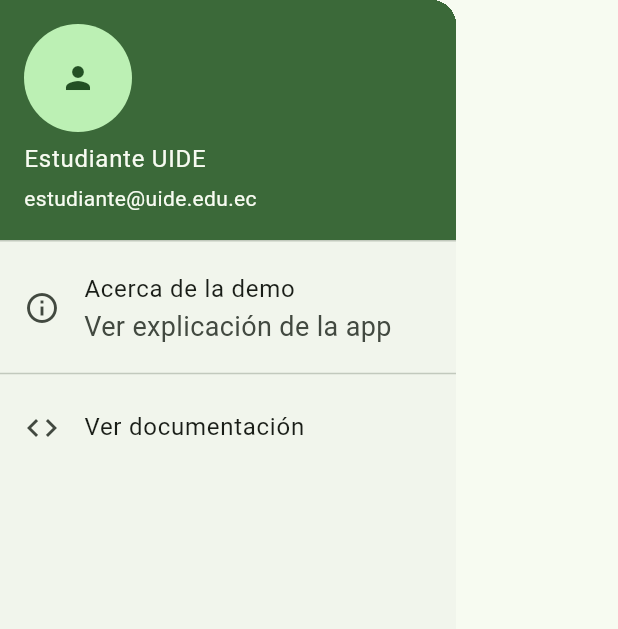
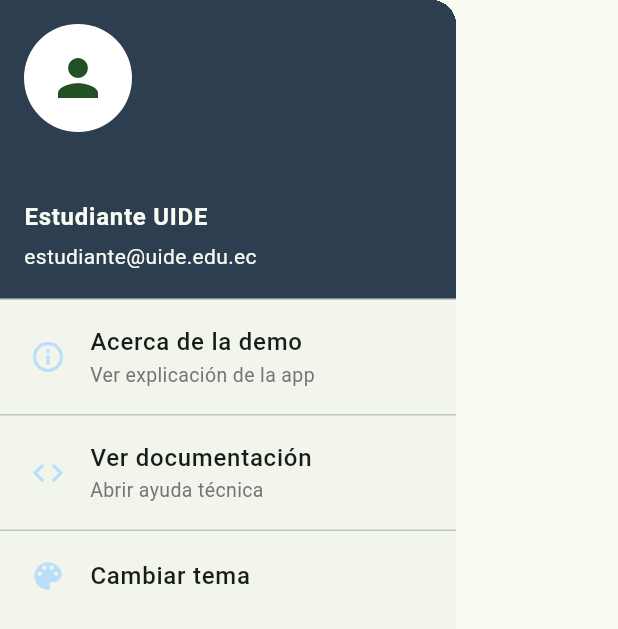
Before and after one commit to richardmijo/semana3_2526, a Flutter app: the MainDrawer widget shown alone on an empty page, opened directly, on a phone screen of 412 x 824 dp. Shown: the top 629 px of the screen. Run offline on Flutter 3.47's test engine with Material 3 defaults, Android fonts, the phone set to English and light mode, and no system bars.

Commit message:
Commit 1

```diff
--- /dev/null
+++ b/lib/features/ui_demo/presentation/widgets/drawer_item.dart
@@ -0,0 +1,35 @@
+import 'package:flutter/material.dart';
+
+class DrawerItem extends StatelessWidget {
+  final IconData icon;
+  final String title;
+  final String? subtitle;
+  final VoidCallback onTap;
+
+  const DrawerItem({
+    super.key,
+    required this.icon,
+    required this.title,
+    this.subtitle,
+    required this.onTap,
+  });
+
+  @override
+  Widget build(BuildContext context) {
+    return ListTile(
+      leading: Icon(icon, color: Theme.of(context).primaryColorLight),
+      title: Text(
+        title,
+        style: const TextStyle(fontSize: 16, fontWeight: FontWeight.w500),
+      ),
+      subtitle: subtitle != null
+          ? Text(
+              subtitle!,
+              style: TextStyle(fontSize: 13, color: Colors.grey[600]),
+            )
+          : null,
+      onTap: onTap,
+      contentPadding: const EdgeInsets.symmetric(horizontal: 20, vertical: 2),
+    );
+  }
+}
--- a/lib/features/ui_demo/presentation/widgets/main_drawer.dart
+++ b/lib/features/ui_demo/presentation/widgets/main_drawer.dart
@@ -1,4 +1,6 @@
+
 import 'package:flutter/material.dart';
+import 'drawer_item.dart';
 
 class MainDrawer extends StatelessWidget {
   const MainDrawer({super.key});
@@ -8,17 +10,29 @@
     return Drawer(
       child: Column(
         children: [
-          const UserAccountsDrawerHeader(
-            accountName: Text('Estudiante UIDE'),
-            accountEmail: Text('estudiante@uide.edu.ec'),
-            currentAccountPicture: CircleAvatar(
-              child: Icon(Icons.person),
+          Container(
+            height: 200,
+            child: UserAccountsDrawerHeader(
+              accountName: const Text(
+                'Estudiante UIDE',
+                style: TextStyle(fontWeight: FontWeight.bold),
+              ),
+              accountEmail: const Text('estudiante@uide.edu.ec'),
+              currentAccountPicture: const CircleAvatar(
+                backgroundColor: Colors.white,
+                child: Icon(Icons.person, size: 40),
+              ),
+              decoration: const BoxDecoration(
+                color: Color(0xFF2C3E50),
+              ),
+              margin: EdgeInsets.zero,
             ),
           ),
-          ListTile(
-            leading: const Icon(Icons.info_outline),
-            title: const Text('Acerca de la demo'),
-            subtitle: const Text('Ver explicación de la app'),
+
+          DrawerItem(
+            icon: Icons.info_outline,
+            title: 'Acerca de la demo',
+            subtitle: 'Ver explicación de la app',
             onTap: () {
               Navigator.of(context).pop();
               showAboutDialog(
@@ -34,17 +48,30 @@
               );
             },
           ),
-          const Divider(),
 
-          ListTile(
-            leading: const Icon(Icons.code),
-            title: const Text('Ver documentación'),
+          const Divider(height: 1),
+
+          DrawerItem(
+            icon: Icons.code,
+            title: 'Ver documentación',
+            subtitle: 'Abrir ayuda técnica',
             onTap: () {
               Navigator.of(context).pop();
               ScaffoldMessenger.of(context).showSnackBar(
-                const SnackBar(
-                  content: Text('Aquí podrías abrir una pantalla de ayuda.'),
-                ),
+                const SnackBar(content: Text('Aquí abrirías la ayuda')),
+              );
+            },
+          ),
+
+          const Divider(height: 1),
+
+          DrawerItem(
+            icon: Icons.color_lens,
+            title: 'Cambiar tema',
+            onTap: () {
+              Navigator.of(context).pop();
+              ScaffoldMessenger.of(context).showSnackBar(
+                const SnackBar(content: Text('Tema cambiado (simulado)')),
               );
             },
           ),
@@ -53,4 +80,3 @@
     );
   }
 }
-// actividad
```
Also changed, not shown: pubspec.lock, 1 other file.
